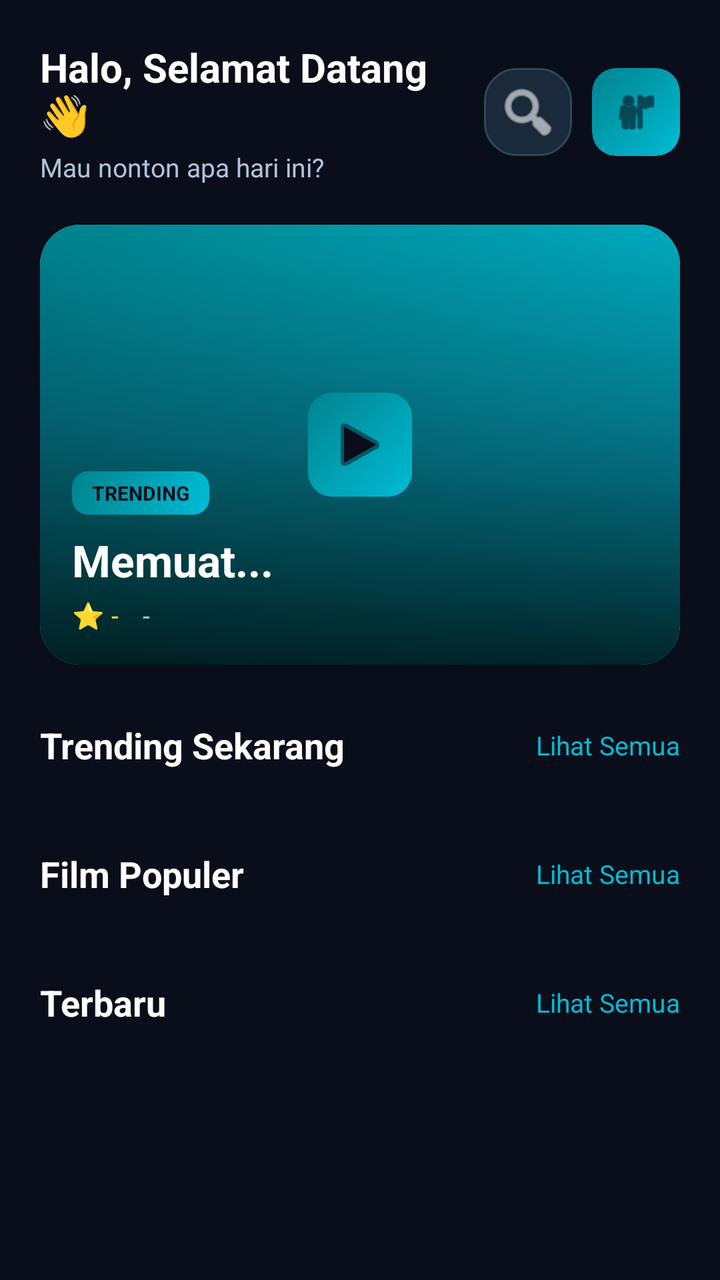
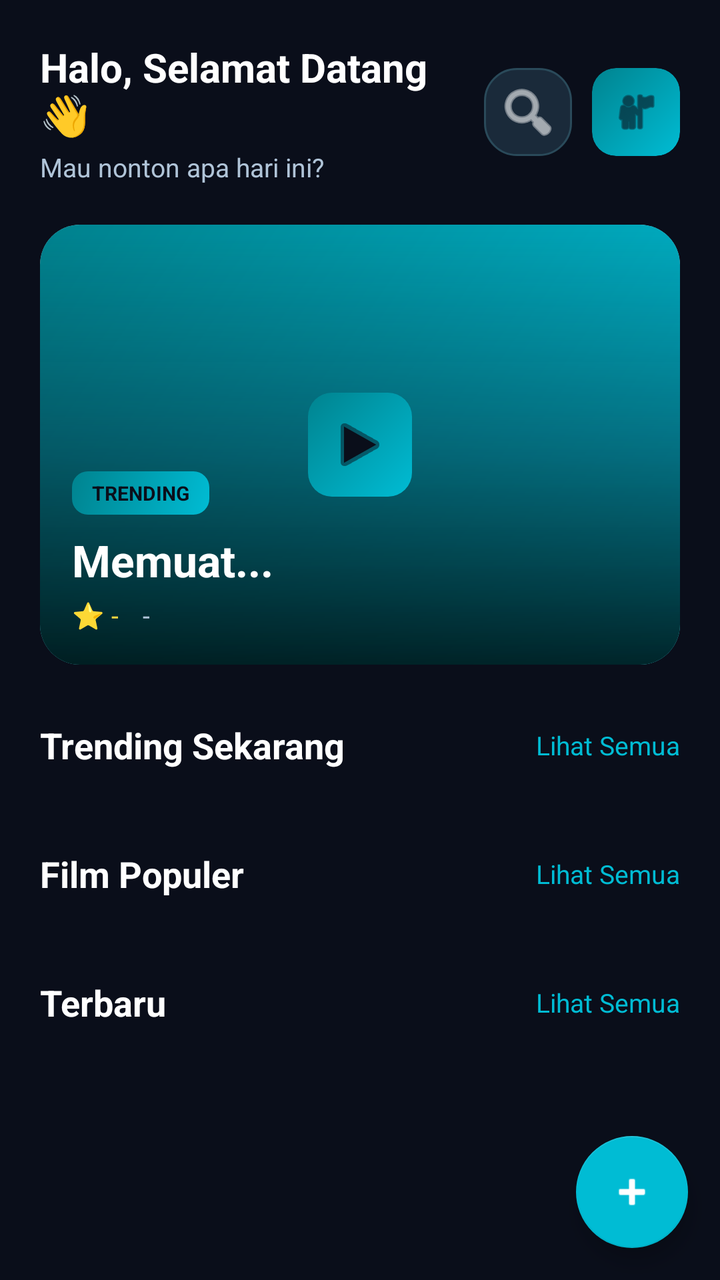

Before-and-after screenshots of an Android layout around one commit, followed by the original layout XML and the change that was made.
<!-- AndroidManifest.xml: application theme Theme.MovieApp -->
<!-- res/layout/fragment_home.xml -->
<?xml version="1.0" encoding="utf-8"?>
<FrameLayout
    xmlns:android="http://schemas.android.com/apk/res/android"
    xmlns:app="http://schemas.android.com/apk/res-auto"
    android:layout_width="match_parent"
    android:layout_height="match_parent"
    android:background="@color/bg_dark">

    
    <androidx.core.widget.NestedScrollView
        android:id="@+id/scroll_content"
        android:layout_width="match_parent"
        android:layout_height="match_parent">

        <LinearLayout
            android:layout_width="match_parent"
            android:layout_height="wrap_content"
            android:orientation="vertical"
            android:paddingBottom="80dp">

            
            <LinearLayout
                android:layout_width="match_parent"
                android:layout_height="wrap_content"
                android:orientation="horizontal"
                android:padding="20dp"
                android:paddingTop="48dp"
                android:gravity="center_vertical">

                <LinearLayout
                    android:layout_width="0dp"
                    android:layout_height="wrap_content"
                    android:layout_weight="1"
                    android:orientation="vertical">

                    <TextView
                        android:layout_width="wrap_content"
                        android:layout_height="wrap_content"
                        android:text="Halo, Selamat Datang 👋"
                        android:textColor="@color/text_primary"
                        android:textSize="20sp"
                        android:textStyle="bold" />

                    <TextView
                        android:layout_width="wrap_content"
                        android:layout_height="wrap_content"
                        android:layout_marginTop="4dp"
                        android:text="Mau nonton apa hari ini?"
                        android:textColor="@color/text_secondary"
                        android:textSize="13sp" />
                </LinearLayout>

                <ImageButton
                    android:id="@+id/btn_search"
                    android:layout_width="44dp"
                    android:layout_height="44dp"
                    android:background="@drawable/bg_glass_card"
                    android:src="@android:drawable/ic_menu_search"
                    android:padding="10dp"
                    android:tint="@color/text_primary" />

                <ImageView
                    android:layout_width="44dp"
                    android:layout_height="44dp"
                    android:layout_marginStart="10dp"
                    android:background="@drawable/bg_button_teal"
                    android:src="@android:drawable/ic_menu_myplaces"
                    android:padding="10dp"
                    android:tint="@color/bg_dark"
                    android:clipToOutline="true"
                    android:scaleType="centerCrop" />
            </LinearLayout>

            
            <androidx.cardview.widget.CardView
                android:id="@+id/card_featured"
                android:layout_width="match_parent"
                android:layout_height="220dp"
                android:layout_marginStart="20dp"
                android:layout_marginEnd="20dp"
                app:cardCornerRadius="20dp"
                app:cardElevation="0dp">

                <FrameLayout
                    android:layout_width="match_parent"
                    android:layout_height="match_parent">

                    <ImageView
                        android:id="@+id/img_featured"
                        android:layout_width="match_parent"
                        android:layout_height="match_parent"
                        android:scaleType="centerCrop"
                        android:background="@drawable/bg_button_teal" />

                    <View
                        android:layout_width="match_parent"
                        android:layout_height="match_parent"
                        android:background="@drawable/bg_featured_overlay" />

                    <LinearLayout
                        android:layout_width="match_parent"
                        android:layout_height="wrap_content"
                        android:layout_gravity="bottom"
                        android:orientation="vertical"
                        android:padding="16dp">

                        <TextView
                            android:layout_width="wrap_content"
                            android:layout_height="wrap_content"
                            android:background="@drawable/bg_badge"
                            android:paddingStart="10dp"
                            android:paddingTop="4dp"
                            android:paddingEnd="10dp"
                            android:paddingBottom="4dp"
                            android:text="TRENDING"
                            android:textColor="@color/bg_dark"
                            android:textSize="10sp"
                            android:textStyle="bold" />

                        <TextView
                            android:id="@+id/tv_featured_title"
                            android:layout_width="wrap_content"
                            android:layout_height="wrap_content"
                            android:layout_marginTop="8dp"
                            android:text="Memuat..."
                            android:textColor="@color/text_primary"
                            android:textSize="22sp"
                            android:textStyle="bold" />

                        <LinearLayout
                            android:layout_width="wrap_content"
                            android:layout_height="wrap_content"
                            android:layout_marginTop="4dp"
                            android:orientation="horizontal"
                            android:gravity="center_vertical">

                            <TextView
                                android:id="@+id/tv_featured_rating"
                                android:layout_width="wrap_content"
                                android:layout_height="wrap_content"
                                android:text="⭐ -"
                                android:textColor="@color/color_warning"
                                android:textSize="13sp" />

                            <TextView
                                android:id="@+id/tv_featured_genre"
                                android:layout_width="wrap_content"
                                android:layout_height="wrap_content"
                                android:layout_marginStart="12dp"
                                android:text="-"
                                android:textColor="@color/text_secondary"
                                android:textSize="13sp" />
                        </LinearLayout>
                    </LinearLayout>

                    <ImageButton
                        android:id="@+id/btn_play_featured"
                        android:layout_width="52dp"
                        android:layout_height="52dp"
                        android:layout_gravity="center"
                        android:background="@drawable/bg_button_teal"
                        android:src="@android:drawable/ic_media_play"
                        android:padding="12dp"
                        android:tint="@color/bg_dark" />
                </FrameLayout>
            </androidx.cardview.widget.CardView>

            
            <LinearLayout
                android:layout_width="match_parent"
                android:layout_height="wrap_content"
                android:layout_marginTop="28dp"
                android:orientation="horizontal"
                android:paddingStart="20dp"
                android:paddingEnd="20dp"
                android:gravity="center_vertical">

                <TextView
                    android:layout_width="0dp"
                    android:layout_height="wrap_content"
                    android:layout_weight="1"
                    android:text="Trending Sekarang"
                    android:textColor="@color/text_primary"
                    android:textSize="18sp"
                    android:textStyle="bold" />

                <TextView
                    android:id="@+id/tv_see_all_trending"
                    android:layout_width="wrap_content"
                    android:layout_height="wrap_content"
                    android:text="Lihat Semua"
                    android:textColor="@color/teal_primary"
                    android:textSize="13sp" />
            </LinearLayout>

            <androidx.recyclerview.widget.RecyclerView
                android:id="@+id/rv_trending"
                android:layout_width="match_parent"
                android:layout_height="wrap_content"
                android:layout_marginTop="12dp"
                android:clipToPadding="false"
                android:orientation="horizontal"
                android:paddingStart="20dp"
                android:paddingEnd="20dp"
                app:layoutManager="androidx.recyclerview.widget.LinearLayoutManager" />

            
            <LinearLayout
                android:layout_width="match_parent"
                android:layout_height="wrap_content"
                android:layout_marginTop="28dp"
                android:orientation="horizontal"
                android:paddingStart="20dp"
                android:paddingEnd="20dp"
                android:gravity="center_vertical">

                <TextView
                    android:layout_width="0dp"
                    android:layout_height="wrap_content"
                    android:layout_weight="1"
                    android:text="Film Populer"
                    android:textColor="@color/text_primary"
                    android:textSize="18sp"
                    android:textStyle="bold" />

                <TextView
                    android:id="@+id/tv_see_all_popular"
                    android:layout_width="wrap_content"
                    android:layout_height="wrap_content"
                    android:text="Lihat Semua"
                    android:textColor="@color/teal_primary"
                    android:textSize="13sp" />
            </LinearLayout>

            <androidx.recyclerview.widget.RecyclerView
                android:id="@+id/rv_popular"
                android:layout_width="match_parent"
                android:layout_height="wrap_content"
                android:layout_marginTop="12dp"
                android:clipToPadding="false"
                android:orientation="horizontal"
                android:paddingStart="20dp"
                android:paddingEnd="20dp"
                app:layoutManager="androidx.recyclerview.widget.LinearLayoutManager" />

            
            <LinearLayout
                android:layout_width="match_parent"
                android:layout_height="wrap_content"
                android:layout_marginTop="28dp"
                android:orientation="horizontal"
                android:paddingStart="20dp"
                android:paddingEnd="20dp"
                android:gravity="center_vertical">

                <TextView
                    android:layout_width="0dp"
                    android:layout_height="wrap_content"
                    android:layout_weight="1"
                    android:text="Terbaru"
                    android:textColor="@color/text_primary"
                    android:textSize="18sp"
                    android:textStyle="bold" />

                <TextView
                    android:id="@+id/tv_see_all_new"
                    android:layout_width="wrap_content"
                    android:layout_height="wrap_content"
                    android:text="Lihat Semua"
                    android:textColor="@color/teal_primary"
                    android:textSize="13sp" />
            </LinearLayout>

            <androidx.recyclerview.widget.RecyclerView
                android:id="@+id/rv_new_release"
                android:layout_width="match_parent"
                android:layout_height="wrap_content"
                android:layout_marginTop="12dp"
                android:clipToPadding="false"
                android:orientation="horizontal"
                android:paddingStart="20dp"
                android:paddingEnd="20dp"
                app:layoutManager="androidx.recyclerview.widget.LinearLayoutManager" />

        </LinearLayout>
    </androidx.core.widget.NestedScrollView>

    
    <LinearLayout
        android:id="@+id/loading_progress"
        android:layout_width="match_parent"
        android:layout_height="match_parent"
        android:orientation="vertical"
        android:gravity="center"
        android:background="#CC000000"
        android:visibility="gone">

        <ProgressBar
            android:layout_width="56dp"
            android:layout_height="56dp"
            android:indeterminateTint="@color/teal_primary" />

        <TextView
            android:layout_width="wrap_content"
            android:layout_height="wrap_content"
            android:layout_marginTop="16dp"
            android:text="Memuat film..."
            android:textColor="@color/text_primary"
            android:textSize="14sp" />
    </LinearLayout>

    
    <LinearLayout
        android:id="@+id/btn_retry"
        android:layout_width="wrap_content"
        android:layout_height="wrap_content"
        android:layout_gravity="center"
        android:orientation="vertical"
        android:gravity="center"
        android:padding="24dp"
        android:background="@drawable/bg_glass_card"
        android:visibility="gone">

        <TextView
            android:layout_width="wrap_content"
            android:layout_height="wrap_content"
            android:text="😕"
            android:textSize="40sp" />

        <TextView
            android:layout_width="wrap_content"
            android:layout_height="wrap_content"
            android:layout_marginTop="8dp"
            android:text="Gagal memuat film"
            android:textColor="@color/text_primary"
            android:textSize="16sp"
            android:textStyle="bold" />

        <TextView
            android:layout_width="wrap_content"
            android:layout_height="wrap_content"
            android:layout_marginTop="4dp"
            android:text="Cek koneksi internet kamu"
            android:textColor="@color/text_secondary"
            android:textSize="13sp" />

        <Button
            android:layout_width="wrap_content"
            android:layout_height="wrap_content"
            android:layout_marginTop="16dp"
            android:text="Coba Lagi"
            android:backgroundTint="@color/teal_primary"
            android:textColor="@color/bg_dark" />
    </LinearLayout>

</FrameLayout>
<!-- resources referenced by this layout -->
<resources>
  <color name="bg_dark">#0A0E1A</color>
  <color name="color_warning">#FFD740</color>
  <color name="teal_primary">#00BCD4</color>
  <color name="text_primary">#FFFFFF</color>
  <color name="text_secondary">#B0C4D8</color>
  <!-- drawable bg_badge (drawable) -->
  <?xml version="1.0" encoding="utf-8"?>
  <shape xmlns:android="http://schemas.android.com/apk/res/android">
      <gradient
          android:type="linear"
          android:angle="135"
          android:startColor="#00BCD4"
          android:endColor="#00838F" />
      <corners android:radius="8dp" />
  </shape>
  <!-- drawable bg_button_teal (drawable) -->
  <?xml version="1.0" encoding="utf-8"?>
  <shape xmlns:android="http://schemas.android.com/apk/res/android">
      <gradient
          android:type="linear"
          android:angle="135"
          android:startColor="#00BCD4"
          android:endColor="#00838F" />
      <corners android:radius="12dp" />
  </shape>
  <!-- drawable bg_featured_overlay (drawable) -->
  <?xml version="1.0" encoding="utf-8"?>
  <shape xmlns:android="http://schemas.android.com/apk/res/android">
      <gradient
          android:type="linear"
          android:angle="90"
          android:startColor="#CC000000"
          android:centerColor="#660A0E1A"
          android:endColor="#000A0E1A" />
  </shape>
  <!-- drawable bg_glass_card (drawable) -->
  <?xml version="1.0" encoding="utf-8"?>
  <shape xmlns:android="http://schemas.android.com/apk/res/android">
      <solid android:color="#1A2A3A" />
      <corners android:radius="16dp" />
      <stroke
          android:width="1dp"
          android:color="#2A4A5A" />
  </shape>
  <style name="Theme.MovieApp" parent="Theme.MaterialComponents.DayNight.NoActionBar">
          <item name="colorPrimary">@color/teal_primary</item>
          <item name="colorPrimaryVariant">@color/teal_dark</item>
          <item name="colorOnPrimary">@color/text_primary</item>
          <item name="colorSecondary">@color/teal_accent</item>
          <item name="android:windowBackground">@color/bg_dark</item>
          <item name="android:statusBarColor">@color/bg_dark</item>
          <item name="android:navigationBarColor">@color/nav_bg</item>
          <item name="android:windowLightStatusBar">false</item>
          <item name="android:fontFamily">sans-serif</item>
      </style>
  <color name="teal_dark">#00838F</color>
  <color name="teal_accent">#00E5FF</color>
  <color name="nav_bg">#0D1E2E</color>
</resources>

<!-- the commit's change to res/layout/fragment_home.xml (unified diff, before → after) -->
@@ -353,4 +353,16 @@
             android:textColor="@color/bg_dark" />
     </LinearLayout>
 
+    
+    <com.google.android.material.floatingactionbutton.FloatingActionButton
+        android:id="@+id/fab_add_film"
+        android:layout_width="wrap_content"
+        android:layout_height="wrap_content"
+        android:layout_gravity="bottom|end"
+        android:layout_margin="16dp"
+        android:src="@android:drawable/ic_input_add"
+        android:contentDescription="Tambah Film"
+        app:backgroundTint="@color/teal_primary"
+        app:tint="#FFFFFF" />
+
 </FrameLayout>
